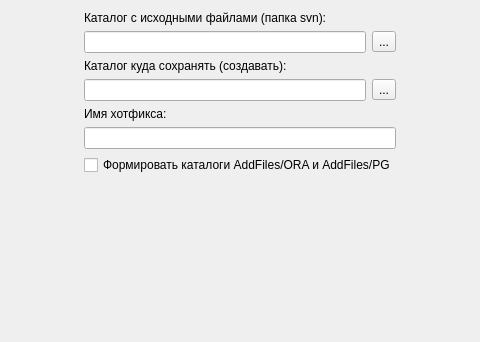
Old version of the form HotfixCreator/seldirspage.ui in the repository Smitt64/WorkFMT; both pictures show x 111 to 591 and y 0 to 342 of the 702 by 518 pixel window.
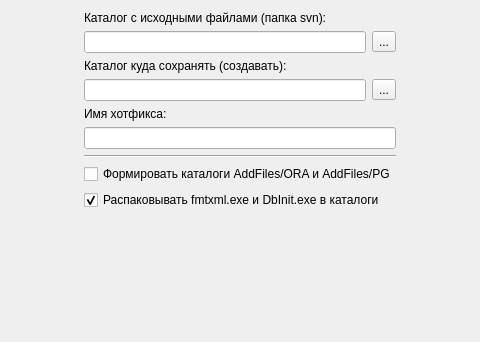
New version of the form.

What changed in the file:
```diff
--- a/HotfixCreator/seldirspage.ui
+++ b/HotfixCreator/seldirspage.ui
@@ -99,6 +99,13 @@
          <item>
           <widget class="QLineEdit" name="hotfixName"/>
          </item>
+         <item>
+          <widget class="Line" name="line">
+           <property name="orientation">
+            <enum>Qt::Horizontal</enum>
+           </property>
+          </widget>
+         </item>
          <item>
           <widget class="QCheckBox" name="checkOraPg">
            <property name="text">
@@ -106,6 +113,16 @@
            </property>
           </widget>
          </item>
+         <item>
+          <widget class="QCheckBox" name="unpackDbExe">
+           <property name="text">
+            <string>Распаковывать fmtxml.exe и DbInit.exe в каталоги</string>
+           </property>
+           <property name="checked">
+            <bool>true</bool>
+           </property>
+          </widget>
+         </item>
         </layout>
        </item>
       </layout>
```
